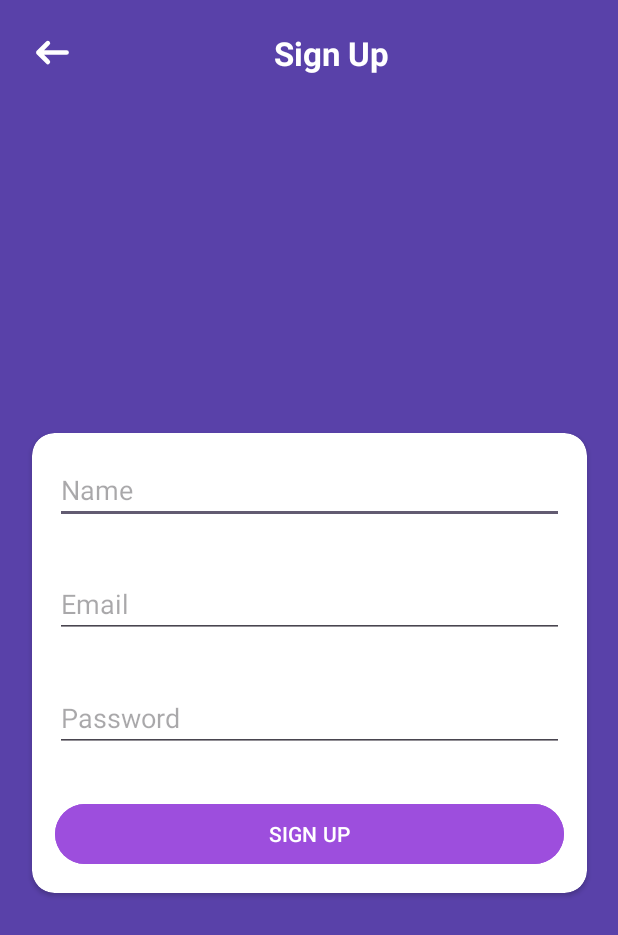
After one commit to mayankr1307/FitPredict, an Android app: the SignUpActivity screen opened directly, with no data from a screen before it, on a phone screen of 412 x 824 dp. The commit adds this screen. Shown: the top 935 px of the screen. Run offline under Robolectric (Android 15) with nearby library versions, the phone set to English and light mode, and no system bars.

Commit message:
Created SignUpActivity.kt

```diff
--- a/app/src/main/java/android/project/fitpredict/activities/IntroActivity.kt
+++ b/app/src/main/java/android/project/fitpredict/activities/IntroActivity.kt
@@ -1,5 +1,6 @@
 package android.project.fitpredict.activities
 
+import android.content.Intent
 import androidx.appcompat.app.AppCompatActivity
 import android.os.Bundle
 import android.project.fitpredict.R
@@ -15,7 +16,7 @@ class IntroActivity : AppCompatActivity() {
         setContentView(binding?.root)
 
         binding?.flSignUp?.setOnClickListener {
-
+            startActivity(Intent(this@IntroActivity, SignUpActivity::class.java))
         }
 
         binding?.flSignIn?.setOnClickListener {
--- /dev/null
+++ b/app/src/main/java/android/project/fitpredict/activities/SignUpActivity.kt
@@ -0,0 +1,52 @@
+package android.project.fitpredict.activities
+
+import android.os.Bundle
+import android.project.fitpredict.R
+import android.project.fitpredict.databinding.ActivitySignUpBinding
+import android.view.View
+import android.view.View.OnClickListener
+import android.widget.Toast
+
+class SignUpActivity :  BaseActivity(), OnClickListener {
+
+    private var binding: ActivitySignUpBinding? = null
+
+    override fun onCreate(savedInstanceState: Bundle?) {
+        super.onCreate(savedInstanceState)
+        binding = ActivitySignUpBinding.inflate(layoutInflater)
+        setContentView(binding?.root)
+
+        binding?.btnSignUp?.setOnClickListener(this@SignUpActivity)
+    }
+
+    private fun validateForm(): Boolean {
+        var isValid = true
+
+        if(binding?.etName?.text?.isEmpty() == true)    isValid = false
+        else if(binding?.etName?.text?.isEmpty() == true)    isValid = false
+        else if(binding?.etName?.text?.isEmpty() == true)    isValid = false
+
+        if(!isValid) {
+            Toast.makeText(
+                this@SignUpActivity,
+                "Field cannot be left empty.",
+                Toast.LENGTH_SHORT
+                ).show()
+        }
+
+        return isValid
+    }
+
+    override fun onDestroy() {
+        binding = null
+        super.onDestroy()
+    }
+
+    override fun onClick(view: View?) {
+        when(view?.id) {
+            R.id.btn_sign_up -> {
+
+            }
+        }
+    }
+}
--- /dev/null
+++ b/app/src/main/res/drawable/ic_back.xml
@@ -0,0 +1,9 @@
+<vector xmlns:android="http://schemas.android.com/apk/res/android"
+    android:width="50dp"
+    android:height="50dp"
+    android:viewportWidth="32"
+    android:viewportHeight="32">
+  <path
+      android:pathData="M22,15H12.41l2.3,-2.29a1,1 0,0 0,-1.42 -1.42l-4,4a1,1 0,0 0,-0.21 0.33,1 1,0 0,0 0,0.76 1,1 0,0 0,0.21 0.33l4,4a1,1 0,0 0,1.42 0,1 1,0 0,0 0,-1.42L12.41,17H22a1,1 0,0 0,0 -2Z"
+      android:fillColor="#ffffff"/>
+</vector>
--- a/app/src/main/res/drawable/ripple_effect_sign_in.xml
+++ b/app/src/main/res/drawable/ripple_effect_sign_in.xml
@@ -1,6 +1,6 @@
 <?xml version="1.0" encoding="utf-8"?>
 <ripple xmlns:android="http://schemas.android.com/apk/res/android"
-    android:color="@color/variant5">
+    android:color="@color/variant1">
     <item
         android:id="@+id/mask"
         android:drawable="@drawable/button_sign_in" />
--- a/app/src/main/res/drawable/ripple_effect_sign_up.xml
+++ b/app/src/main/res/drawable/ripple_effect_sign_up.xml
@@ -1,6 +1,6 @@
 <?xml version="1.0" encoding="utf-8"?>
 <ripple xmlns:android="http://schemas.android.com/apk/res/android"
-    android:color="@color/variant5">
+    android:color="@color/variant1">
     <item
         android:id="@+id/mask"
         android:drawable="@drawable/button_sign_up" />
--- /dev/null
+++ b/app/src/main/res/layout/activity_sign_up.xml
@@ -0,0 +1,91 @@
+<?xml version="1.0" encoding="utf-8"?>
+<androidx.constraintlayout.widget.ConstraintLayout xmlns:android="http://schemas.android.com/apk/res/android"
+    xmlns:app="http://schemas.android.com/apk/res-auto"
+    xmlns:tools="http://schemas.android.com/tools"
+    android:layout_width="match_parent"
+    android:layout_height="match_parent"
+    tools:context=".activities.SignUpActivity"
+    android:background="@color/variant3">
+
+    <ImageView
+        android:id="@+id/iv_back"
+        android:layout_width="wrap_content"
+        android:layout_height="wrap_content"
+        android:src="@drawable/ic_back"
+        android:layout_margin="10dp"
+        app:layout_constraintTop_toTopOf="parent"
+        app:layout_constraintStart_toStartOf="parent"
+        android:contentDescription="@string/back_button" />
+
+    <TextView
+        android:layout_width="wrap_content"
+        android:layout_height="wrap_content"
+        android:text="@string/sign_up_tool_bar"
+        android:textSize="22sp"
+        android:textStyle="bold"
+        android:textColor="@color/white"
+        android:layout_marginEnd="30dp"
+        app:layout_constraintStart_toEndOf="@id/iv_back"
+        app:layout_constraintTop_toTopOf="@id/iv_back"
+        app:layout_constraintBottom_toBottomOf="@id/iv_back"
+        app:layout_constraintEnd_toEndOf="parent"
+        />
+
+    <androidx.cardview.widget.CardView
+        android:layout_width="370dp"
+        android:layout_height="wrap_content"
+        app:cardCornerRadius="15dp"
+        app:layout_constraintTop_toBottomOf="@id/iv_back"
+        app:layout_constraintBottom_toBottomOf="parent"
+        app:layout_constraintStart_toStartOf="parent"
+        app:layout_constraintEnd_toEndOf="parent">
+
+        <LinearLayout
+            android:layout_width="match_parent"
+            android:layout_height="match_parent"
+            android:orientation="vertical">
+
+            <EditText
+                android:id="@+id/et_name"
+                android:layout_width="match_parent"
+                android:layout_height="wrap_content"
+                android:layout_gravity="center_horizontal"
+                android:hint="@string/name"
+                android:layout_margin="15dp"
+                android:autofillHints="name"
+                android:inputType="textPersonName" />
+
+            <EditText
+                android:id="@+id/et_email"
+                android:layout_width="match_parent"
+                android:layout_height="wrap_content"
+                android:layout_gravity="center_horizontal"
+                android:hint="@string/email"
+                android:layout_margin="15dp"
+                android:autofillHints="name"
+                android:inputType="textEmailAddress" />
+
+            <EditText
+                android:id="@+id/et_password"
+                android:layout_width="match_parent"
+                android:layout_height="wrap_content"
+                android:layout_gravity="center_horizontal"
+                android:hint="@string/password"
+                android:layout_margin="15dp"
+                android:autofillHints="name"
+                android:inputType="textPassword" />
+
+            <Button
+                android:id="@+id/btn_sign_up"
+                android:layout_width="match_parent"
+                android:layout_height="wrap_content"
+                android:text="@string/sign_up"
+                android:backgroundTint="@color/variant8"
+                android:layout_margin="15dp"
+                />
+
+        </LinearLayout>
+
+    </androidx.cardview.widget.CardView>
+
+</androidx.constraintlayout.widget.ConstraintLayout>
--- a/app/src/main/res/values/strings.xml
+++ b/app/src/main/res/values/strings.xml
@@ -5,4 +5,10 @@
     <string name="quote">Track nutrition, macros, and progress easily for your fitness goals.</string>
     <string name="sign_up">SIGN UP</string>
     <string name="sign_in">SIGN IN</string>
+    <string name="sign_up_tool_bar">Sign Up</string>
+    <string name="back_button">Back Button</string>
+    <string name="name">Name</string>
+    <string name="email">Email</string>
+    <string name="password">Password</string>
+    <string name="please_wait">Please wait...</string>
 </resources>
--- a/build.gradle.kts
+++ b/build.gradle.kts
@@ -1,3 +1,8 @@
+buildscript {
+    dependencies {
+        classpath("com.google.gms:google-services:4.4.2")
+    }
+}
 // Top-level build file where you can add configuration options common to all sub-projects/modules.
 plugins {
     id("com.android.application") version "8.1.2" apply false
```
Also changed, not shown: app/build.gradle.kts (+5 -3 lines), app/src/main/AndroidManifest.xml (+12 -2 lines), app/src/main/java/android/project/fitpredict/activities/BaseActivity.kt (added, +28 -0 lines), app/src/main/res/layout/activity_base.xml (added, +9 -0 lines), app/src/main/res/layout/progress_bar.xml (added, +28 -0 lines), 1 other file.
